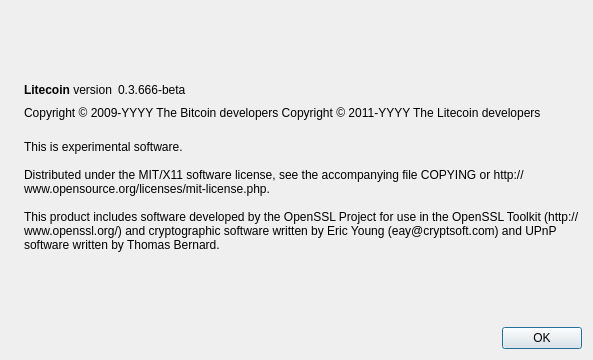
Before: the Qt Designer form src/qt/forms/aboutdialog.ui in kraxis/hideyocoin, drawn with Qt 5.
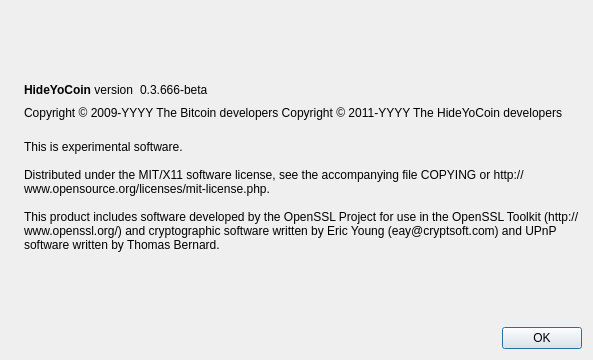
After: the same form once the commit is applied. Icons and pictures are not drawn.

The edit to the form file:
```diff
--- a/src/qt/forms/aboutdialog.ui
+++ b/src/qt/forms/aboutdialog.ui
@@ -50,7 +50,7 @@
           <cursorShape>IBeamCursor</cursorShape>
          </property>
          <property name="text">
-          <string>&lt;b&gt;Litecoin&lt;/b&gt; version</string>
+          <string>&lt;b&gt;HideYoCoin&lt;/b&gt; version</string>
          </property>
          <property name="textInteractionFlags">
           <set>Qt::LinksAccessibleByMouse|Qt::TextSelectableByKeyboard|Qt::TextSelectableByMouse</set>
@@ -92,7 +92,7 @@
        </property>
        <property name="text">
         <string notr="true">Copyright &amp;copy; 2009-YYYY The Bitcoin developers
-Copyright &amp;copy; 2011-YYYY The Litecoin developers</string>
+Copyright &amp;copy; 2011-YYYY The HideYoCoin developers</string>
        </property>
        <property name="textFormat">
         <enum>Qt::RichText</enum>
```
Left out of the diff: 2 changed lines with no effect on the pictures.
